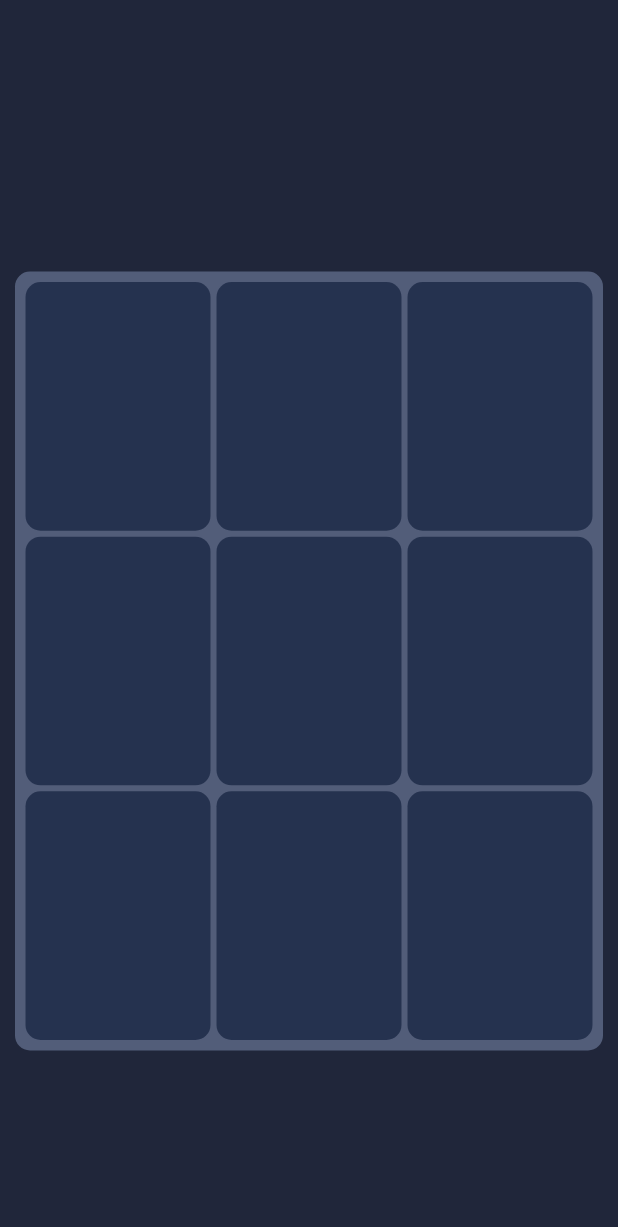
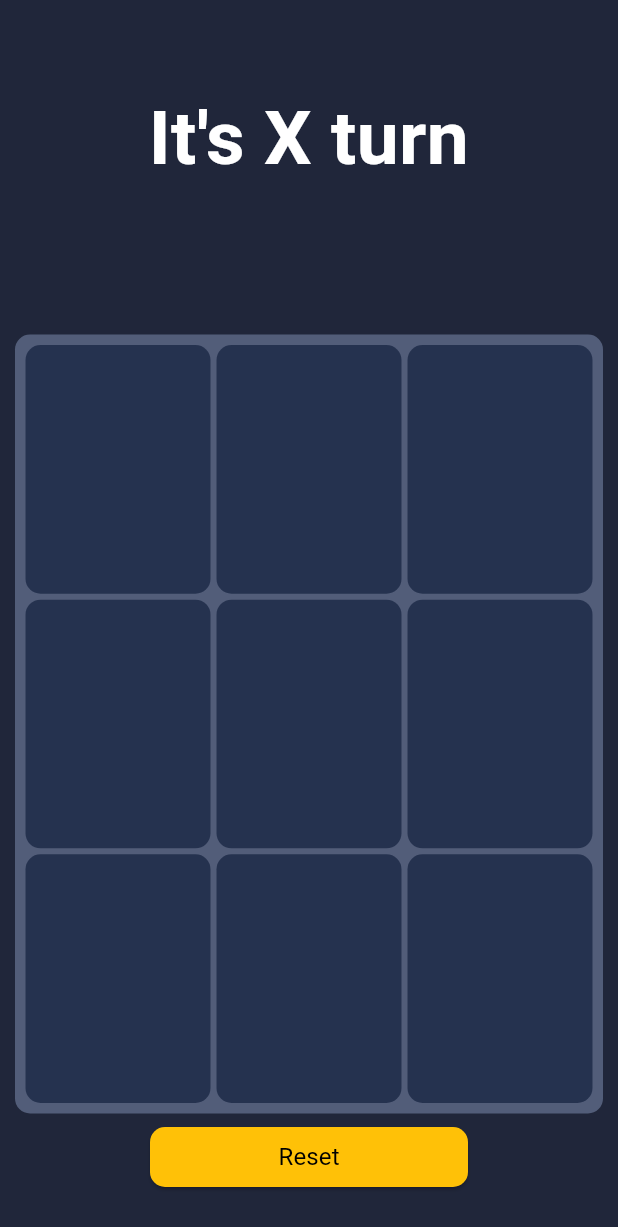
Before and after one commit to ZiadSala7/XO_Game, a Flutter app: the HomeView screen opened by its route, on a phone screen of 412 x 824 dp. Shown: the top 1227 px of the screen. Run offline on Flutter 3.47's test engine with Material 3 defaults, Android fonts, the phone set to English and light mode, and no system bars; our stand-ins replace animate_do, awesome_dialog, flutter_bloc, go_router.

Commit message:
home view refactor

```diff
--- a/lib/core/utils/styles.dart
+++ b/lib/core/utils/styles.dart
@@ -53,4 +53,8 @@ class Styles {
     fontSize: 120,
     fontWeight: FontWeight.bold,
   );
+  static const TextStyle textStyle50Bold = TextStyle(
+    fontSize: 50,
+    fontWeight: FontWeight.bold,
+  );
 }
--- a/lib/features/home/presentation/view models/name_cubit/name_cubit.dart
+++ /dev/null
@@ -1,11 +0,0 @@
-import 'package:flutter_bloc/flutter_bloc.dart';
-import 'package:xo_game/features/home/presentation/view%20models/name_cubit/name_cubit_state.dart';
-import 'package:xo_game/main.dart';
-
-class NameCubit extends Cubit<NameCubitState> {
-  NameCubit() : super(Player1Name());
-
-  playerName() {
-    xoTurns ? emit(Player2Name()) : emit(Player1Name());
-  }
-}
--- a/lib/features/home/presentation/view models/name_cubit/name_cubit_state.dart
+++ /dev/null
@@ -1,5 +0,0 @@
-abstract class NameCubitState {}
-
-class Player1Name extends NameCubitState {}
-
-class Player2Name extends NameCubitState {}
--- a/lib/features/home/presentation/view models/taking_turns_cubit/turns_cubit_state.dart
+++ /dev/null
@@ -1,5 +0,0 @@
-abstract class TurnsCubitState {}
-
-class XTurn extends TurnsCubitState {}
-
-class OTurn extends TurnsCubitState {}
--- /dev/null
+++ b/lib/features/home/presentation/views/widgets/custom_xo_board.dart
@@ -0,0 +1,37 @@
+import 'package:flutter/material.dart';
+import 'package:xo_game/features/home/presentation/views/widgets/custom_xo_box.dart';
+
+class CustomXOBoard extends StatelessWidget {
+  const CustomXOBoard({
+    super.key,
+  });
+
+  @override
+  Widget build(BuildContext context) {
+    return Padding(
+      padding: const EdgeInsets.symmetric(horizontal: 5),
+      child: Container(
+        padding: const EdgeInsets.all(5),
+        margin: const EdgeInsets.all(5),
+        decoration: BoxDecoration(
+          borderRadius: BorderRadius.circular(10),
+          color: const Color(0xff525D79),
+        ),
+        child: GridView.builder(
+          shrinkWrap: true,
+          gridDelegate: const SliverGridDelegateWithFixedCrossAxisCount(
+            crossAxisCount: 3,
+            childAspectRatio: 3 / 4,
+          ),
+          itemCount: 9,
+          physics: const NeverScrollableScrollPhysics(),
+          itemBuilder: (context, index) {
+            return CustomXOBox(
+              index: index,
+            );
+          },
+        ),
+      ),
+    );
+  }
+}
--- /dev/null
+++ b/lib/features/home/presentation/views/widgets/custom_xo_box.dart
@@ -0,0 +1,59 @@
+import 'package:flutter/material.dart';
+import 'package:xo_game/core/widgets/awesome_dialog_model.dart';
+import 'package:xo_game/features/home/presentation/views/widgets/home_view_body.dart';
+import 'package:xo_game/features/home/presentation/views/widgets/xo_widget.dart';
+
+class CustomXOBox extends StatefulWidget {
+  final int index;
+  const CustomXOBox({
+    super.key,
+    required this.index,
+  });
+
+  @override
+  State<CustomXOBox> createState() => _CustomXOBoxState();
+}
+
+class _CustomXOBoxState extends State<CustomXOBox> {
+  bool isClicked = false;
+  @override
+  Widget build(BuildContext context) {
+    return InkWell(
+      onTap: isClicked
+          ? null
+          : () {
+              setState(() {
+                isClicked = true;
+                xoTurns = !xoTurns;
+                player = xoTurns ? 'X' : 'O';
+                cells[widget.index] = xoTurns ? 'O' : 'X';
+                if (cells[0] == cells[1] &&
+                    cells[1] == cells[2] &&
+                    cells[2] == 'X') {
+                  awesomeDialogModel(context).show();
+                }
+              });
+            },
+      child: Container(
+        margin: const EdgeInsets.all(2),
+        decoration: BoxDecoration(
+          color: const Color.fromARGB(167, 14, 28, 57),
+          borderRadius: BorderRadius.circular(10),
+        ),
+        height: 50,
+        width: 50,
+        child: isClicked
+            ? xoTurns
+                ? const XOWidget(
+                    xOrO: 'O',
+                    color: Colors.green,
+                  )
+                : const XOWidget(
+                    xOrO: 'X',
+                    color: Colors.red,
+                  )
+            : null,
+      ),
+    );
+  }
+}
--- a/lib/features/home/presentation/views/widgets/home_view_body.dart
+++ b/lib/features/home/presentation/views/widgets/home_view_body.dart
@@ -1,127 +1,58 @@
 import 'package:flutter/material.dart';
-import 'package:flutter_bloc/flutter_bloc.dart';
+import 'package:go_router/go_router.dart';
+import 'package:xo_game/core/utils/app_router.dart';
 import 'package:xo_game/core/utils/styles.dart';
-import 'package:xo_game/features/home/presentation/view%20models/name_cubit/name_cubit.dart';
-import 'package:xo_game/main.dart';
+import 'package:xo_game/features/home/presentation/views/widgets/custom_xo_board.dart';
+import 'package:xo_game/features/login/presentation/view/widgets/custom_button.dart';
 
-class HomeViewBody extends StatelessWidget {
+List<String> cells = ["", "", "", "", "", "", "", "", ""];
+String player = 'X';
+bool xoTurns = false;
+
+class HomeViewBody extends StatefulWidget {
   const HomeViewBody({super.key});
 
   @override
+  State<HomeViewBody> createState() => _HomeViewBodyState();
+}
+
+class _HomeViewBodyState extends State<HomeViewBody> {
+  @override
   Widget build(BuildContext context) {
-    return BlocProvider(
-      create: (context) => NameCubit()..playerName(),
-      child: const Column(
-        mainAxisAlignment: MainAxisAlignment.start,
-        crossAxisAlignment: CrossAxisAlignment.stretch,
-        children: [
-          SizedBox(
-            height: 120,
-          ),
-          CustomXOBoard(),
-        ],
-      ),
+    return Column(
+      mainAxisAlignment: MainAxisAlignment.start,
+      crossAxisAlignment: CrossAxisAlignment.stretch,
+      children: [
+        const PlayerName(),
+        const SizedBox(
+          height: 90,
+        ),
+        const CustomXOBoard(),
+        CustomButton(
+          txt: "Reset",
+          color: Colors.amber,
+          onPressed: () {
+            GoRouter.of(context).pushReplacement(AppRouter.homeView);
+            xoTurns = false;
+            cells = ["", "", "", "", "", "", "", "", ""];
+          },
+        ),
+      ],
     );
   }
 }
 
-class CustomXOBoard extends StatelessWidget {
-  const CustomXOBoard({
+class PlayerName extends StatelessWidget {
+  const PlayerName({
     super.key,
   });
 
   @override
   Widget build(BuildContext context) {
-    return Padding(
-      padding: const EdgeInsets.symmetric(horizontal: 5),
-      child: Container(
-        padding: const EdgeInsets.all(5),
-        margin: const EdgeInsets.all(5),
-        decoration: BoxDecoration(
-          borderRadius: BorderRadius.circular(10),
-          color: const Color(0xff525D79),
-        ),
-        child: GridView.builder(
-          shrinkWrap: true,
-          gridDelegate: const SliverGridDelegateWithFixedCrossAxisCount(
-            crossAxisCount: 3,
-            childAspectRatio: 3 / 4,
-          ),
-          itemCount: 9,
-          physics: const NeverScrollableScrollPhysics(),
-          itemBuilder: (context, index) {
-            return const CustomXOBox();
-          },
-        ),
-      ),
+    return Text(
+      "It's $player turn",
+      style: Styles.textStyle50Bold,
+      textAlign: TextAlign.center,
     );
   }
 }
-
-class CustomXOBox extends StatefulWidget {
-  const CustomXOBox({
-    super.key,
-  });
-
-  @override
-  State<CustomXOBox> createState() => _CustomXOBoxState();
-}
-
-class _CustomXOBoxState extends State<CustomXOBox> {
-  bool isClicked = false;
-  @override
-  Widget build(BuildContext context) {
-    return InkWell(
-      onTap: isClicked
-          ? null
-          : () {
-              setState(() {
-                isClicked = true;
-                xoTurns = !xoTurns;
-              });
-            },
-      child: Container(
-        margin: const EdgeInsets.all(2),
-        decoration: BoxDecoration(
-          color: const Color.fromARGB(167, 14, 28, 57),
-          borderRadius: BorderRadius.circular(10),
-        ),
-        height: 50,
-        width: 50,
-        child: isClicked
-            ? xoTurns
-                ? const XOWidget(
-                    xOrO: 'O',
-                    color: Colors.green,
-                  )
-                : const XOWidget(
-                    xOrO: 'X',
-                    color: Colors.red,
-                  )
-            : null,
-      ),
-    );
-  }
-}
-
-class XOWidget extends StatelessWidget {
-  final String xOrO;
-  final Color color;
-  const XOWidget({
-    super.key,
-    required this.xOrO,
-    required this.color,
-  });
-
-  @override
-  Widget build(BuildContext context) {
-    return Center(
-      child: Text(
-        xOrO,
-        style: Styles.textStyle120Bold.copyWith(
-          color: color,
-        ),
-      ),
-    );
-  }
-}
--- a/lib/main.dart
+++ b/lib/main.dart
@@ -5,10 +5,6 @@ import 'package:xo_game/core/utils/app_router.dart';
 void main() {
   runApp(const MyApp());
 }
-
-TextEditingController player1 = TextEditingController();
-TextEditingController player2 = TextEditingController();
-bool xoTurns = false;
 
 class MyApp extends StatelessWidget {
   const MyApp({super.key});
--- a/pubspec.yaml
+++ b/pubspec.yaml
@@ -29,6 +29,7 @@ environment:
 # versions available, run `flutter pub outdated`.
 dependencies:
   animate_do: ^3.3.4
+  awesome_dialog: ^3.2.1
   cupertino_icons: ^1.0.6
   flutter:
     sdk: flutter
```
Also changed, not shown: lib/core/widgets/awesome_dialog_model.dart (added, +17 -0 lines), lib/features/home/presentation/view models/name_cubit.dart (added, +12 -0 lines), lib/features/home/presentation/view models/name_state.dart (added, +10 -0 lines), lib/features/home/presentation/view models/taking_turns_cubit/turns_cubit.dart (deleted, +0 -14 lines), lib/features/home/presentation/views/widgets/xo_widget.dart (added, +24 -0 lines), lib/features/login/presentation/view/widgets/login_view_body.dart (+12 -33 lines), pubspec.lock, 5 other files.
